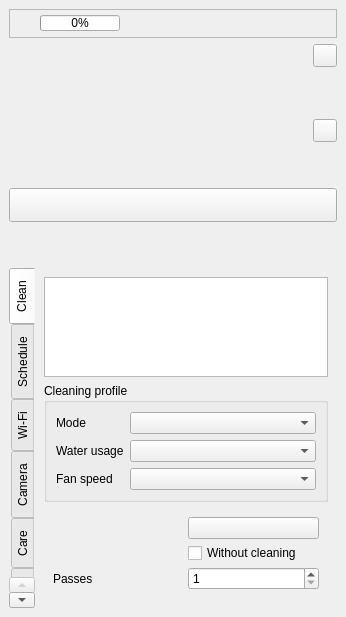
Before: the Qt Designer form valetudo_qgis/ui/status_panel.ui in sylsta/homeqgis, drawn with Qt 5.
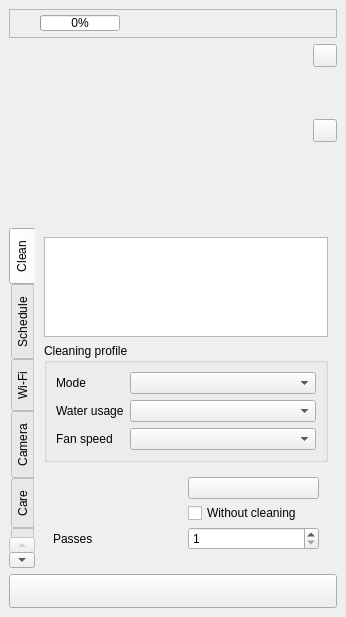
After: the same form once the commit is applied. Custom widgets are drawn as their Qt base class.

Commit message:
Panel: 'Start cleaning all rooms' at the bottom; strip keeps its height
- The big button moves to the bottom of the panel and reads 'Start
  cleaning all rooms' (Pause / Resume unchanged), with the start/pause
  icons instead of glyphs.
- With the tabs hidden (compact mode folded), a spacer takes the free
  height: the strip and its state pill no longer stretch to fill it.
- No emoji in the strip, job and map card (missing in some fonts):
  'Wi-Fi -81', '12 min · 18 m²', '82 %'.

```diff
--- a/valetudo_qgis/ui/status_panel.ui
+++ b/valetudo_qgis/ui/status_panel.ui
@@ -6,7 +6,7 @@
    <string>Valetudo status</string>
   </property>
   <widget class="QWidget" name="dockWidgetContents">
-   <layout class="QVBoxLayout" name="root_layout" stretch="0,0,0,0,0,1">
+   <layout class="QVBoxLayout" name="root_layout" stretch="0,0,0,0,1,0,0">
     <item>
      <widget class="QFrame" name="strip">
       <property name="frameShape">
@@ -211,25 +211,6 @@
       </layout>
      </widget>
     </item>
-    <item>
-     <layout class="QHBoxLayout" name="action_layout" stretch="1">
-      <item>
-       <widget class="QPushButton" name="btn_primary">
-        <property name="minimumSize">
-         <size>
-          <width>0</width>
-          <height>34</height>
-         </size>
-        </property>
-        <property name="font">
-         <font>
-          <bold>true</bold>
-         </font>
-        </property>
-       </widget>
-      </item>
-     </layout>
-    </item>
     <item>
      <widget class="QLabel" name="lbl_error">
       <property name="wordWrap">
@@ -1753,6 +1734,38 @@
       </widget>
      </widget>
     </item>
+    <item>
+     <spacer name="body_spacer">
+      <property name="orientation">
+       <enum>Qt::Vertical</enum>
+      </property>
+      <property name="sizeHint">
+       <size>
+        <width>20</width>
+        <height>0</height>
+       </size>
+      </property>
+     </spacer>
+    </item>
+    <item>
+     <layout class="QHBoxLayout" name="action_layout" stretch="1">
+      <item>
+       <widget class="QPushButton" name="btn_primary">
+        <property name="minimumSize">
+         <size>
+          <width>0</width>
+          <height>34</height>
+         </size>
+        </property>
+        <property name="font">
+         <font>
+          <bold>true</bold>
+         </font>
+        </property>
+       </widget>
+      </item>
+     </layout>
+    </item>
    </layout>
   </widget>
  </widget>
```
Left out of the diff: 12 changed lines with no effect on the pictures. The commit also changes 3 other files.
